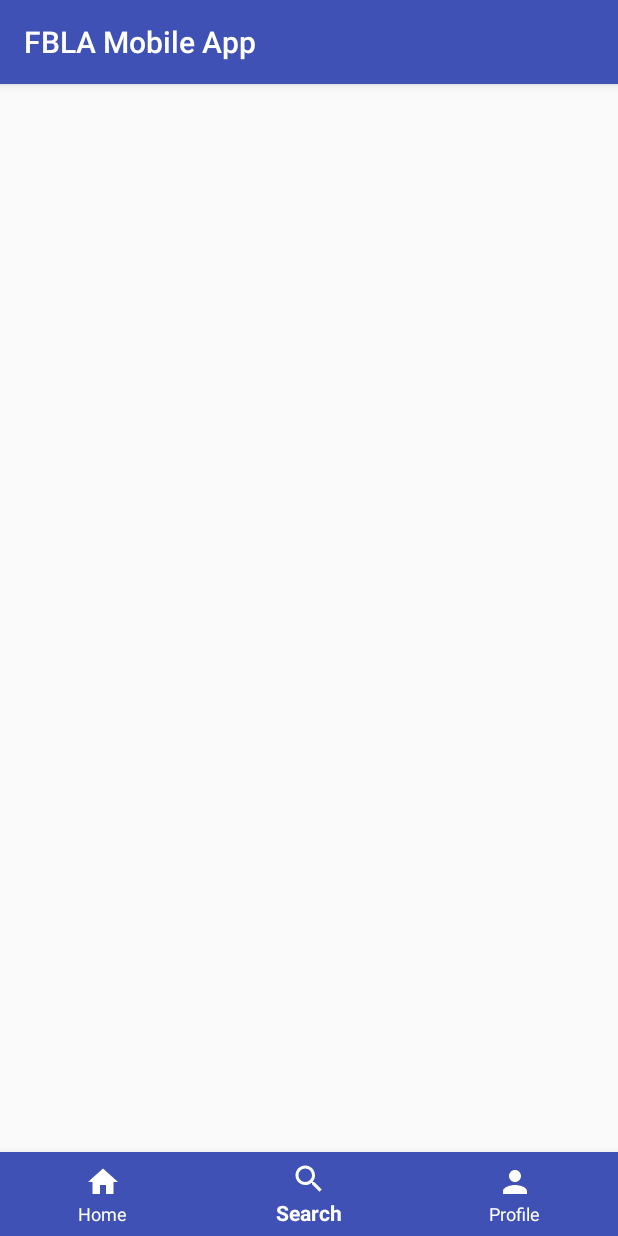
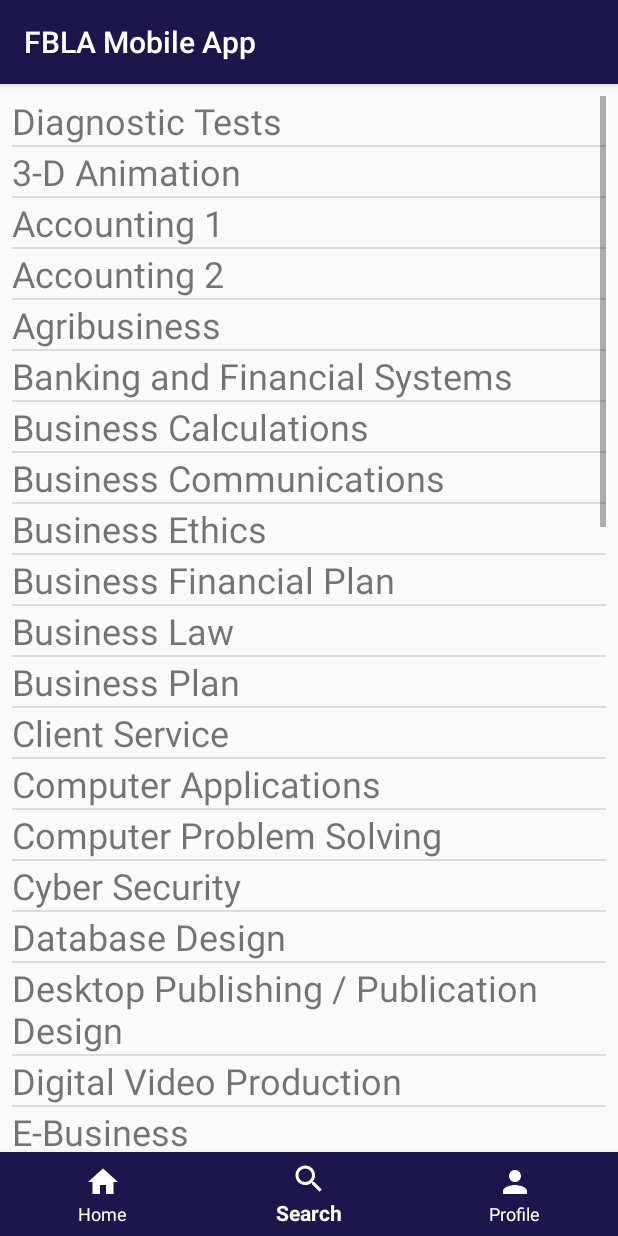
Before and after one commit to YousefHaggy/FBLA-Mobile-App, an Android app: the screen it shows after launch (MainActivity), item 2 of the bottom bar chosen, on a phone screen of 412 x 824 dp. Run offline under Robolectric (Android 15) with nearby library versions, the phone set to English and light mode, and no system bars.

Commit message:
Setting up event view list view

```diff
--- a/app/src/main/java/com/yousefhaggy/fblamobileapp/MainActivity.java
+++ b/app/src/main/java/com/yousefhaggy/fblamobileapp/MainActivity.java
@@ -41,6 +41,10 @@
             case R.id.nav_home:
                 fragment=new HomePage();
                 break;
+            case R.id.nav_search:
+                fragment=new SearchEvents();
+                break;
+
         }
         if(fragment!=null)
         {
--- /dev/null
+++ b/app/src/main/java/com/yousefhaggy/fblamobileapp/SearchEvents.java
@@ -0,0 +1,33 @@
+package com.yousefhaggy.fblamobileapp;
+
+import android.os.Bundle;
+import android.support.annotation.NonNull;
+import android.support.annotation.Nullable;
+import android.support.v4.app.Fragment;
+import android.view.LayoutInflater;
+import android.view.View;
+import android.view.ViewGroup;
+import android.widget.ArrayAdapter;
+import android.widget.ListAdapter;
+import android.widget.ListView;
+
+import java.util.ArrayList;
+import java.util.List;
+
+public class SearchEvents extends Fragment {
+    private ListView listView;
+    private String[] events= {"Diagnostic Tests","3-D Animation","Accounting 1","Accounting 2","Agribusiness","Banking and Financial Systems","Business Calculations","Business Communications","Business Ethics","Business Financial Plan","Business Law","Business Plan","Client Service","Computer Applications","Computer Problem Solving","Cyber Security","Database Design","Desktop Publishing / Publication Design","Digital Video Production","E-Business","Economics","Electronic Career Portfolio","Emerging Business Issues","Entrepreneurship","FBLA Principles/Procedures","Future Business Leader","Global Business","Graphic Design","Health Care Administration","Help Desk","Hospitality Managment","Impromptu Speaking","Insurance & Risk Management","Introduction to Business","Introduction to Business Communication","Introduction to Business Presentation","Introduction to Business Procedures","Introduction to Information Technology","Introduction to Parliamentary Procedures","Job Interview","Management Decision Making","Management Information Systems","Marketing","Mobile Application Development","Network Design","Networking Concepts","Personal Finance","Public Service Announcement","Public Speaking 1","Public Speaking 2","Sales Presentation","Securities and Investments","Social Media Campaign","Sports and Entertainment Management","Spreadsheet Applications","Website Design","Word Processing"};
+    @Nullable
+    @Override
+    public View onCreateView(@NonNull LayoutInflater inflater, @Nullable ViewGroup container, @Nullable Bundle savedInstanceState) {
+        return inflater.inflate(R.layout.search_events,container,false);
+    }
+
+    @Override
+    public void onViewCreated(@NonNull View view, @Nullable Bundle savedInstanceState) {
+        super.onViewCreated(view, savedInstanceState);
+        listView=(ListView) view.findViewById(R.id.categoryListView);
+        ArrayAdapter<String> listAdapter=new ArrayAdapter<String>(getActivity(),R.layout.simple_list_item, events);
+        listView.setAdapter(listAdapter);
+    }
+}
--- /dev/null
+++ b/app/src/main/res/layout/search_events.xml
@@ -0,0 +1,20 @@
+<?xml version="1.0" encoding="utf-8"?>
+<android.support.constraint.ConstraintLayout xmlns:android="http://schemas.android.com/apk/res/android"
+    xmlns:app="http://schemas.android.com/apk/res-auto"
+    xmlns:tools="http://schemas.android.com/tools"
+    android:layout_width="match_parent"
+    android:layout_height="match_parent">
+
+    <ListView
+        android:id="@+id/categoryListView"
+        android:layout_width="match_parent"
+        android:layout_height="match_parent"
+        android:layout_marginEnd="8dp"
+        android:layout_marginStart="8dp"
+        android:layout_marginTop="8dp"
+        android:dividerHeight="0dp"
+        app:layout_constraintEnd_toEndOf="parent"
+        app:layout_constraintHorizontal_bias="0"
+        app:layout_constraintStart_toStartOf="parent"
+        app:layout_constraintTop_toTopOf="parent" />
+</android.support.constraint.ConstraintLayout>
--- /dev/null
+++ b/app/src/main/res/layout/simple_list_item.xml
@@ -0,0 +1,10 @@
+<?xml version="1.0" encoding="utf-8"?>
+<TextView xmlns:android="http://schemas.android.com/apk/res/android"
+    xmlns:tools="http://schemas.android.com/tools"
+    android:id="@+id/simpleListItemTextView"
+    android:layout_width="wrap_content"
+    android:layout_height="wrap_content"
+    android:text="TextView"
+    android:textSize="24sp"
+    tools:layout_editor_absoluteX="8dp"
+    tools:layout_editor_absoluteY="8dp" />
--- a/app/src/main/res/values/colors.xml
+++ b/app/src/main/res/values/colors.xml
@@ -1,6 +1,6 @@
 <?xml version="1.0" encoding="utf-8"?>
 <resources>
-    <color name="colorPrimary">#3F51B5</color>
+    <color name="colorPrimary">#1c164c</color>
     <color name="colorPrimaryDark">#303F9F</color>
     <color name="colorAccent">#FF4081</color>
     <color name="white">#FFFFFF</color>
```
